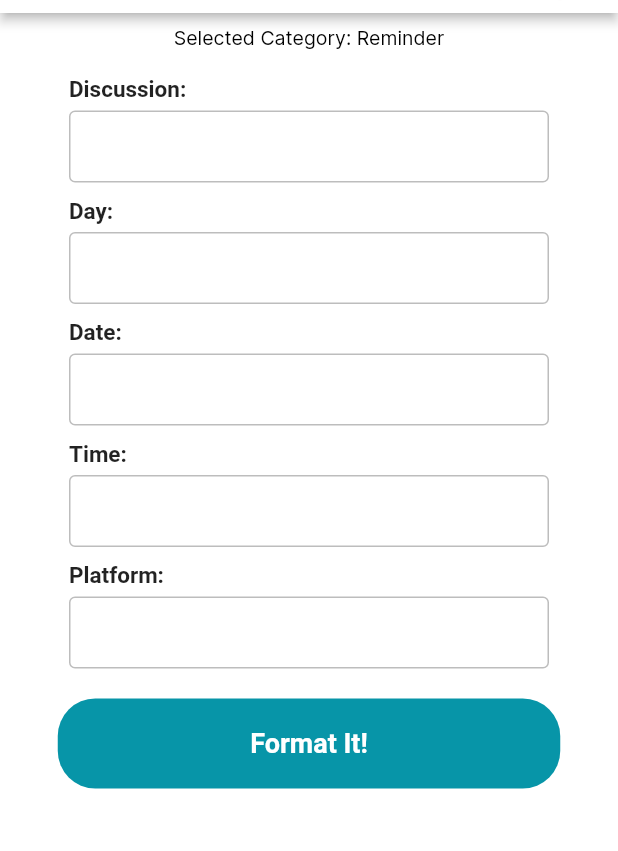
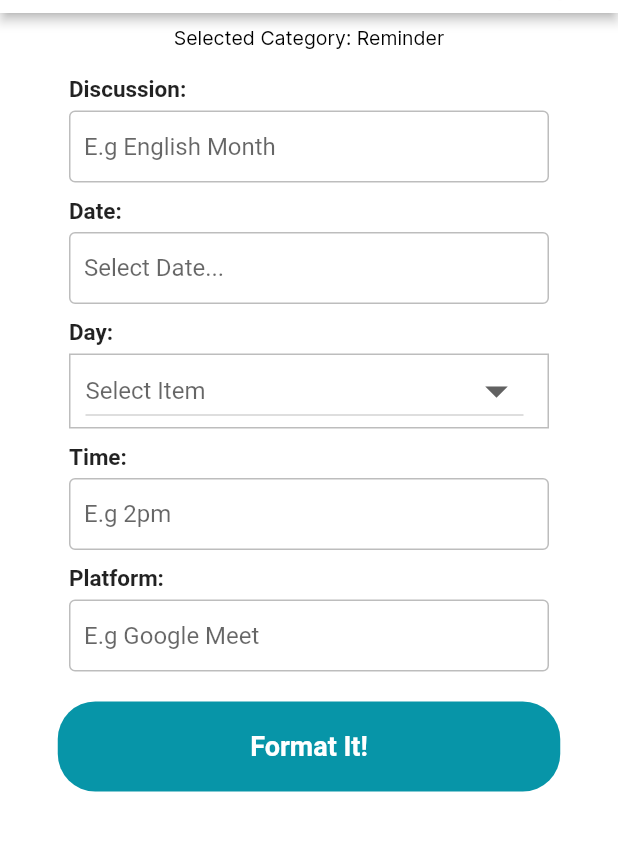
Before and after one commit to jomcas/Formateacher, a Flutter app: the ReminderForm screen opened directly, on a phone screen of 412 x 824 dp, the part 71-922 px from its top. Run offline on Flutter 3.47's test engine with Material 2 defaults, Android fonts, the phone set to English and light mode, and no system bars; our stand-ins replace cloud_firestore, firebase_auth, flutter_spinkit; missing offline and left inert: flutter_share; accounts and stored records are empty.

```diff
--- a/lib/widgets/announce/important_form.dart
+++ b/lib/widgets/announce/important_form.dart
@@ -16,6 +16,31 @@ class _ImportantformState extends State<Importantform> {
   String startTime = '';
   String endTime = '';
   String importantFormat = '';
+
+  int year = 0;
+  int days = 0;
+  int month = 0;
+
+  DateTime _date = DateTime.now();
+  Future<Null> selectDate(BuildContext context) async {
+    final DateTime picked = await showDatePicker(
+      context: context,
+      initialDate: _date,
+      firstDate: DateTime(1970),
+      lastDate: DateTime(2100),
+    );
+
+    if(picked != null && picked != _date){
+      setState(() {
+        _date = picked;
+        year = _date.year;
+        month = _date.month;
+        days = _date.day;
+        date = "$year-$month-$days";
+        print(date);
+      });
+    }
+  }
 
   @override
   Widget build(BuildContext context) {
@@ -94,6 +119,7 @@ class _ImportantformState extends State<Importantform> {
                       child: Column(
                         children: <Widget>[
                           inputFile(
+                              labelhint: "E.g Parent Orientation",
                               label: "Purpose:",
                               validator: (val) => val.isEmpty
                                   ? 'Please put your purpose'
@@ -104,6 +130,7 @@ class _ImportantformState extends State<Importantform> {
                                 });
                               }),
                           inputFile(
+                              labelhint: "E.g 9",
                               label: "Grade:",
                               validator: (val) => val.isEmpty
                                   ? 'Please put grade of student'
@@ -114,6 +141,7 @@ class _ImportantformState extends State<Importantform> {
                                 });
                               }),
                           inputFile(
+                              labelhint: "E.g Courage",
                               label: "Section:",
                               validator: (val) => val.isEmpty
                                   ? 'Please put student section'
@@ -125,13 +153,19 @@ class _ImportantformState extends State<Importantform> {
                               }),
                           inputFile(
                               label: "Date:",
-                              validator: (val) => val.isEmpty
-                                  ? 'Please enter date of event'
-                                  : null,
-                              onChanged: (val) {
-                                setState(() => date = val);
-                              }),
+                              readOnly: true,
+//                            validator: (val) => val.isEmpty
+//                                ? 'Please enter the upcoming date'
+//                                : null,
+                              labelhint: date == '' ? "Select Date..." : date,
+                              onTap: (){
+                                setState(() {
+                                  selectDate(context);
+                                });
+                              }
+                          ),
                           inputFile(
+                              labelhint: "E.g 10am",
                               label: "Start Time:",
                               validator: (val) => val.length < 6
                                   ? 'Please put start time of event'
@@ -140,6 +174,7 @@ class _ImportantformState extends State<Importantform> {
                                 setState(() => startTime = val);
                               }),
                           inputFile(
+                              labelhint: "E.g 11am",
                               label: "End Time:",
                               validator: (val) => val.isEmpty
                                   ? 'Please put end time of event'
--- a/lib/widgets/announce/reminder_form.dart
+++ b/lib/widgets/announce/reminder_form.dart
@@ -15,6 +15,33 @@ class _ReminderFormState extends State<ReminderForm> {
   String time = '';
   String platform = '';
   String reminderFormat = '';
+
+  int year = 0;
+  int days = 0;
+  int month = 0;
+
+  String valuechoose;
+
+  DateTime _date = DateTime.now();
+  Future<Null> selectDate(BuildContext context) async {
+    final DateTime picked = await showDatePicker(
+      context: context,
+      initialDate: _date,
+      firstDate: DateTime(1970),
+      lastDate: DateTime(2100),
+    );
+
+    if(picked != null && picked != _date){
+      setState(() {
+        _date = picked;
+        year = _date.year;
+        month = _date.month;
+        days = _date.day;
+        date = "$year-$month-$days";
+        print(date);
+      });
+    }
+  }
 
   @override
   Widget build(BuildContext context) {
@@ -93,6 +120,7 @@ class _ReminderFormState extends State<ReminderForm> {
                       child: Column(
                         children: <Widget>[
                           inputFile(
+                              labelhint: "E.g English Month",
                               label: "Discussion:",
                               validator: (val) => val.isEmpty
                                   ? 'Please put your purpose'
@@ -103,26 +131,44 @@ class _ReminderFormState extends State<ReminderForm> {
                                 });
                               }),
                           inputFile(
+                              label: "Date:",
+                              readOnly: true,
+//                            validator: (val) => val.isEmpty
+//                                ? 'Please enter the upcoming date'
+//                                : null,
+                              labelhint: date == '' ? "Select Date..." : date,
+                              onTap: (){
+                                setState(() {
+                                  selectDate(context);
+                                });
+                              }
+                          ),
+                          dropdown(
                               label: "Day:",
-                              validator: (val) => val.isEmpty
-                                  ? 'Please enter the upcoming day'
-                                  : null,
-                              onChanged: (val) {
+                              labelhint: Text("Select Item"),
+                              listitem: ["Monday","Tuesday","Wednesday","Thursday","Friday","Saturday","Sunday"],
+                              valuechoose: valuechoose,
+                              onChanged: (newValue){
                                 setState(() {
-                                  day = val;
+                                  valuechoose = newValue;
+                                  day = valuechoose;
                                 });
-                              }),
+                              }
+                          ),
+//                          inputFile(
+//                              labelhint: "E.g Monday",
+//                              label: "Day:",
+//                              validator: (val) => val.isEmpty
+//                                  ? 'Please enter the upcoming day'
+//                                  : null,
+//                              onChanged: (val) {
+//                                setState(() {
+//                                  day = val;
+//                                });
+//                              }),
+
                           inputFile(
-                              label: "Date:",
-                              validator: (val) => val.isEmpty
-                                  ? 'Please enter the upcoming date'
-                                  : null,
-                              onChanged: (val) {
-                                setState(() {
-                                  date = val;
-                                });
-                              }),
-                          inputFile(
+                              labelhint: "E.g 2pm",
                               label: "Time:",
                               validator: (val) => val.isEmpty
                                   ? 'Please enter time for upcoming event'
@@ -131,6 +177,7 @@ class _ReminderFormState extends State<ReminderForm> {
                                 setState(() => time = val);
                               }),
                           inputFile(
+                              labelhint: "E.g Google Meet",
                               label: "Platform:",
                               validator: (val) => val.length < 6
                                   ? 'Please enter plaform that will be used.'
--- a/lib/widgets/signUp.dart
+++ b/lib/widgets/signUp.dart
@@ -209,7 +209,7 @@ class _SignUpState extends State<SignUp> {
 }
 
 //Text Widget
-Widget inputFile({label, obscureText = false, onChanged, validator, labelhint}) {
+Widget inputFile({label, obscureText = false, onChanged, onTap, validator, labelhint, initialvalue, readOnly = false}) {
   return Column(
     crossAxisAlignment: CrossAxisAlignment.start,
     children: <Widget>[
@@ -222,8 +222,11 @@ Widget inputFile({label, obscureText = false, onChanged, validator, labelhint})
         height: 5,
       ),
       TextFormField(
+        initialValue: initialvalue,
+        readOnly: readOnly,
         validator: validator,
         onChanged: onChanged,
+        onTap: onTap,
         obscureText: obscureText,
         decoration: InputDecoration(
           hintText: labelhint,
@@ -242,3 +245,45 @@ Widget inputFile({label, obscureText = false, onChanged, validator, labelhint})
     ],
   );
 }
+
+
+
+Widget dropdown({label, valuechoose, List listitem, onChanged, valueItem, labelhint}){
+  return Column(
+    crossAxisAlignment: CrossAxisAlignment.start,
+    children: <Widget>[
+      Text(
+        label,
+        style: TextStyle(
+            fontSize: 15, fontWeight: FontWeight.w600, color: Colors.black87),
+      ),
+      SizedBox(
+        height: 5,
+      ),
+      Container(
+        padding: EdgeInsets.only(left: 10, right: 16),
+        decoration: BoxDecoration(
+          border: Border.all(color: Colors.grey[400], width: 1),
+        ),
+        child: DropdownButton(
+          hint: labelhint,
+          value: valuechoose,
+          onChanged: onChanged,
+          dropdownColor: Colors.grey[200],
+          iconSize: 36,
+          isExpanded: true,
+          items: listitem.map((valueItem){
+            return DropdownMenuItem(
+              value: valueItem,
+              child: Text(valueItem),
+            );
+          }).toList(),
+        ),
+      ),
+      SizedBox(
+        height: 10,
+      ),
+    ],
+  );
+
+}
```
Also changed, not shown: lib/widgets/announce/schedule_form.dart (+25 -5 lines), lib/widgets/announce/todo_form.dart (+18 -0 lines).
